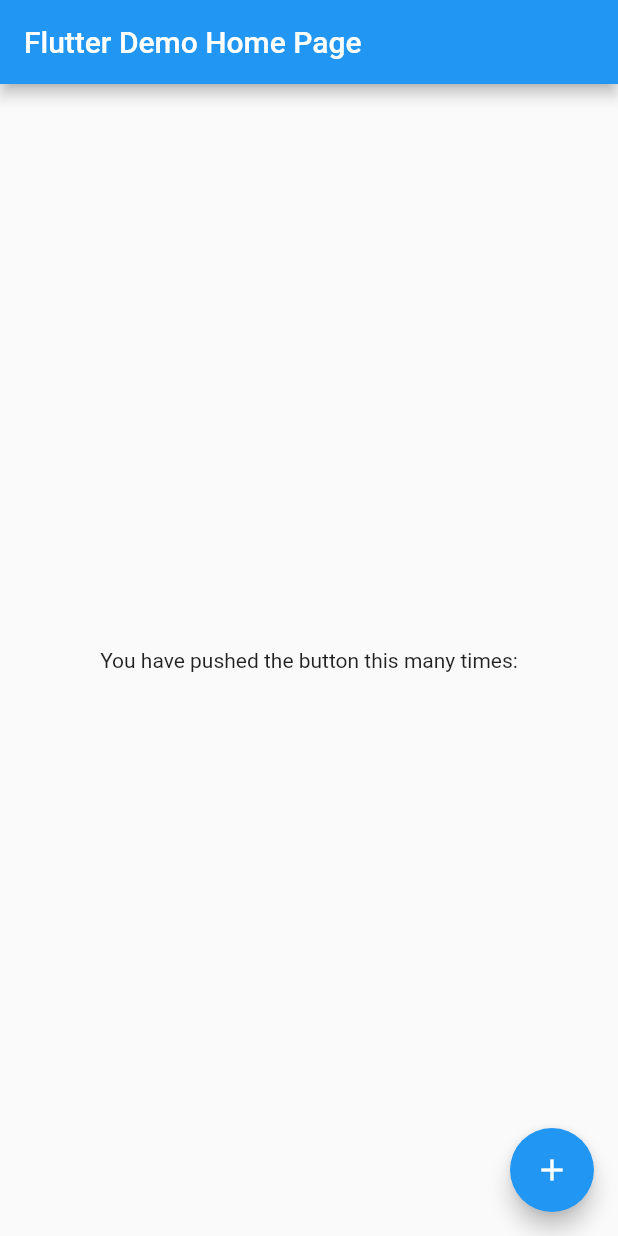
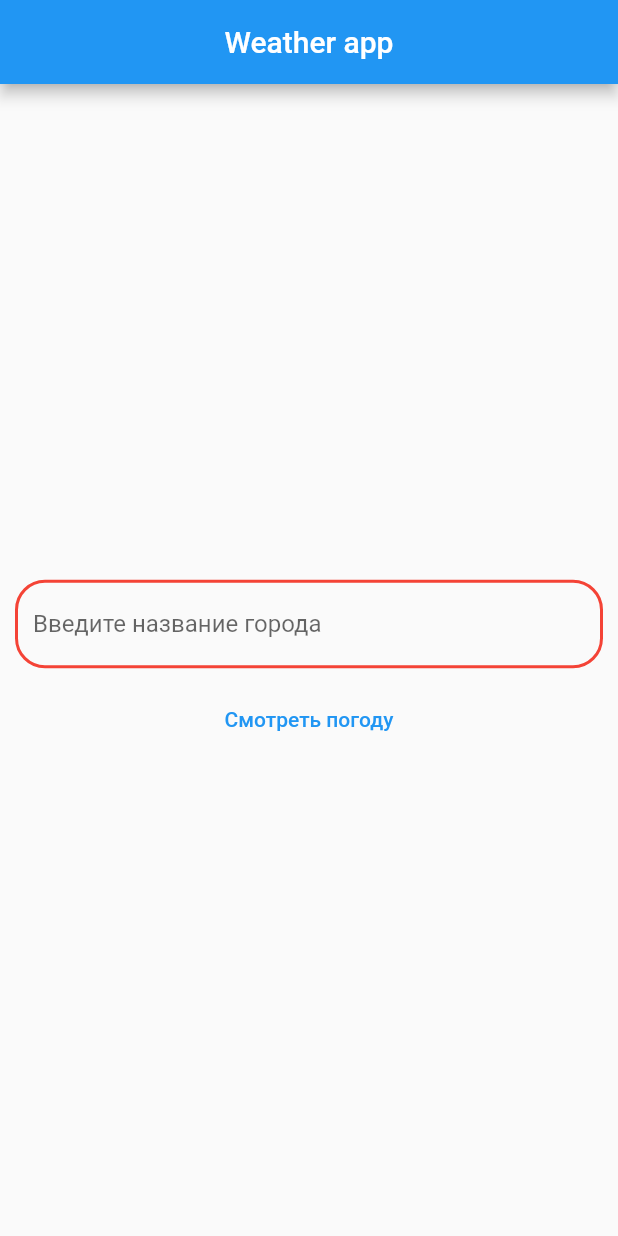
Before and after one commit to imkaef/weatherAPP, a Flutter app: the screen it shows after launch, on a phone screen of 412 x 824 dp. Run offline on Flutter 3.47's test engine with Material 2 defaults, Android fonts, the phone set to English and light mode, and no system bars.

Commit message:
add page routes

```diff
--- a/lib/api_client/api_client.dart
+++ b/lib/api_client/api_client.dart
@@ -2,7 +2,6 @@
 
 import 'package:friflex_weather_test/entities/weather.dart';
 import 'package:http/http.dart' as http;
-import 'package:intl/intl.dart';
 
 class ApiClient {
   static const String _appid = '80efa84b8887b5dafbe09e3a61f1e425';
--- a/lib/main.dart
+++ b/lib/main.dart
@@ -1,5 +1,7 @@
 import 'package:flutter/material.dart';
-import 'package:friflex_weather_test/api_client/api_client.dart';
+import 'package:friflex_weather_test/navigation/navigation.dart';
+import 'package:friflex_weather_test/page/main_screen_widget.dart';
+import 'package:friflex_weather_test/page/weather_screen_widget.dart';
 
 void main() {
   runApp(const MyApp());
@@ -7,7 +9,8 @@
 
 class MyApp extends StatelessWidget {
   const MyApp({Key? key}) : super(key: key);
-
+  static final mainNavigation = MainNavigation();
+  // static final mainNavigation = MainNavigation();
   // This widget is the root of your application.
   @override
   Widget build(BuildContext context) {
@@ -16,47 +19,14 @@
       theme: ThemeData(
         primarySwatch: Colors.blue,
       ),
-      home: const MyHomePage(title: 'Flutter Demo Home Page'),
-    );
+      //home: const MainScreenWidget(),
+      initialRoute: NavigationRouteNames.mainScreen,
+      routes: {
+        NavigationRouteNames.mainScreen: (context) => const MainScreenWidget(),
+       // NavigationRouteNames.weather: (context) => const WeatherSecreenWidget(),
+      },
+      onGenerateRoute: mainNavigation.onGenerateRoute
+      );
+    }
+
   }
-}
-
-class MyHomePage extends StatefulWidget {
-  const MyHomePage({Key? key, required this.title}) : super(key: key);
-
-  final String title;
-
-  @override
-  State<MyHomePage> createState() => _MyHomePageState();
-}
-
-class _MyHomePageState extends State<MyHomePage> {
-  void makeData() {
-    ApiClient().fetchAlbum();
-    setState(() {});
-  }
-
-  @override
-  Widget build(BuildContext context) {
-    return Scaffold(
-      appBar: AppBar(
-        title: Text(widget.title),
-      ),
-      body: Center(
-        child: Column(
-          mainAxisAlignment: MainAxisAlignment.center,
-          children: <Widget>[
-            const Text(
-              'You have pushed the button this many times:',
-            ),
-          ],
-        ),
-      ),
-      floatingActionButton: FloatingActionButton(
-        onPressed: () => makeData(),
-        tooltip: 'Increment',
-        child: const Icon(Icons.add),
-      ), // This trailing comma makes auto-formatting nicer for build methods.
-    );
-  }
-}
--- /dev/null
+++ b/lib/models/weather_model.dart
@@ -0,0 +1,3 @@
+import 'package:flutter/material.dart';
+
+class WeatherModel extends ChangeNotifier {}
--- /dev/null
+++ b/lib/navigation/navigation.dart
@@ -0,0 +1,17 @@
+import 'package:flutter/material.dart';
+import 'package:friflex_weather_test/page/weather_screen_widget.dart';
+
+abstract class NavigationRouteNames {
+  static const mainScreen = '/';
+  static const weather = '/weather';
+}
+
+ class MainNavigation {
+  Route<Object> onGenerateRoute(RouteSettings settings) {
+        final arguments = settings.arguments;
+        final youTubeKey = arguments is String ? arguments : '';
+        return MaterialPageRoute(
+          builder: (context) => WeatherSecreenWidget(message:  youTubeKey),
+        );
+  }
+}
--- /dev/null
+++ b/lib/page/main_screen_widget.dart
@@ -0,0 +1,62 @@
+import 'package:flutter/material.dart';
+import 'package:friflex_weather_test/navigation/navigation.dart';
+
+class MainScreenWidget extends StatelessWidget {
+  const MainScreenWidget({Key? key}) : super(key: key);
+
+  @override
+  Widget build(BuildContext context) {
+    final textController = TextEditingController();
+    return Scaffold(
+      appBar: AppBar(
+        centerTitle: true,
+        title: const Text('Weather app'),
+      ),
+      body: Center(
+        child: Container(
+          child: Column(
+            mainAxisAlignment: MainAxisAlignment.center,
+            crossAxisAlignment: CrossAxisAlignment.center,
+            children: [
+              Padding(
+                padding: const EdgeInsets.all(10.0),
+                child: TextFormField(
+                  enabled: true,
+                  controller: textController,
+                  decoration: InputDecoration(
+                    labelText: "Введите название города",
+                    fillColor: Colors.white,
+                    focusedBorder: OutlineInputBorder(
+                      borderRadius: BorderRadius.circular(20.0),
+                      borderSide: const BorderSide(
+                        color: Colors.blue,
+                      ),
+                    ),
+                    enabledBorder: OutlineInputBorder(
+                      borderRadius: BorderRadius.circular(20.0),
+                      borderSide: const BorderSide(
+                        color: Colors.red,
+                        width: 2.0,
+                      ),
+                    ),
+                  ),
+                ),
+              ),
+              TextButton(
+                onPressed: () => textController.text != ''
+                    ? {
+                        print(textController.text),
+                        Navigator.of(context).pushNamed(
+                            NavigationRouteNames.weather,
+                            arguments: textController.text)
+                      }
+                    : {},
+                child: const Text('Смотреть погоду'),
+              )
+            ],
+          ),
+        ),
+      ),
+    );
+  }
+}
```
Also changed, not shown: lib/page/weather_screen_widget.dart (added, +16 -0 lines).
